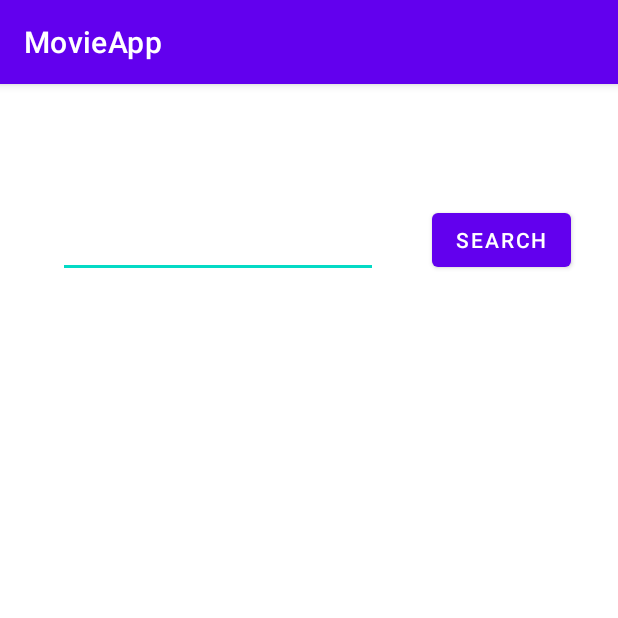
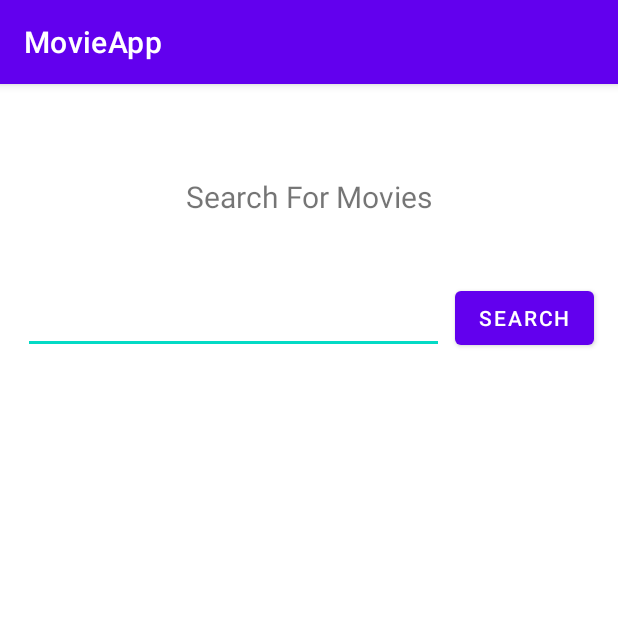
Before and after one commit to NimBuzz01/MovieApp, an Android app: the screen it shows after launch (SearchName), after a tap on "SEARCH", on a phone screen of 412 x 824 dp, the top half of it. Run offline under Robolectric (Android 15) with nearby library versions, the phone set to English and light mode, and no system bars; our stand-ins replace Room's generated code.

Commit message:
update #1.7

```diff
--- a/app/src/main/AndroidManifest.xml
+++ b/app/src/main/AndroidManifest.xml
@@ -21,7 +21,7 @@
             android:name=".SearchMovies"
             android:exported="false" />
         <activity
-            android:name=".AddMovies"
+            android:name=".ViewDB"
             android:exported="false" />
         <activity
             android:name=".MainActivity"
--- a/app/src/main/java/com/example/movieapp/MainActivity.kt
+++ b/app/src/main/java/com/example/movieapp/MainActivity.kt
@@ -20,6 +20,8 @@ class MainActivity : AppCompatActivity() {
     private lateinit var searchActorsBtn: Button
     private lateinit var searchMoviesBtn: Button
     private lateinit var searchBtn: Button
+    private lateinit var viewDBBtn: Button
+
 
     override fun onCreate(savedInstanceState: Bundle?) {
         super.onCreate(savedInstanceState)
@@ -33,6 +35,7 @@ class MainActivity : AppCompatActivity() {
         searchActorsBtn = findViewById(R.id.searchActorsBtn)
         searchMoviesBtn = findViewById(R.id.searchMoviesBtn)
         searchBtn = findViewById(R.id.searchBtn)
+        viewDBBtn = findViewById(R.id.viewDBBtn)
 
         val db = Room.databaseBuilder(
             this, MoviesDatabase::class.java,
@@ -114,11 +117,10 @@ class MainActivity : AppCompatActivity() {
                     editor.apply()
 
                     moviesDao.insertMovies(movie1, movie2, movie3, movie4, movie5)
-                    //val movies: List<Movies> = moviesDao.getAll()
                 }
             }
-            val intent = Intent(this, AddMovies::class.java)
-            startActivity(intent)
+            Toast.makeText(applicationContext,"Movies from json Added!",Toast.LENGTH_SHORT).show()
+
         }
         searchMoviesBtn.setOnClickListener{
             val intent = Intent(this, SearchMovies::class.java)
@@ -132,6 +134,11 @@ class MainActivity : AppCompatActivity() {
             val intent = Intent(this, SearchName::class.java)
             startActivity(intent)
         }
+        viewDBBtn.setOnClickListener {
+            val intent = Intent(this, ViewDB::class.java)
+            startActivity(intent)
+        }
+
 
     }
 }
--- a/app/src/main/java/com/example/movieapp/SearchMovies.kt
+++ b/app/src/main/java/com/example/movieapp/SearchMovies.kt
@@ -6,6 +6,7 @@ import android.os.Bundle
 import android.widget.Button
 import android.widget.EditText
 import android.widget.TextView
+import android.widget.Toast
 import androidx.room.Room
 import kotlinx.coroutines.Dispatchers
 import kotlinx.coroutines.launch
@@ -113,6 +114,7 @@ class SearchMovies : AppCompatActivity() {
                     }
                 }
             }
+            Toast.makeText(applicationContext,"Movie Added to DB!",Toast.LENGTH_SHORT).show()
         }
 
     }
--- a/app/src/main/java/com/example/movieapp/AddMovies.kt
+++ b/app/src/main/java/com/example/movieapp/ViewDB.kt
@@ -2,19 +2,18 @@ package com.example.movieapp
 
 import androidx.appcompat.app.AppCompatActivity
 import android.os.Bundle
-import android.widget.Button
 import android.widget.TextView
 import androidx.room.Room
 import kotlinx.coroutines.launch
 import kotlinx.coroutines.runBlocking
 
-class AddMovies : AppCompatActivity() {
+class ViewDB : AppCompatActivity() {
 
     private lateinit var table: TextView
 
     override fun onCreate(savedInstanceState: Bundle?) {
         super.onCreate(savedInstanceState)
-        setContentView(R.layout.activity_add_movies)
+        setContentView(R.layout.activity_view_db)
 
         table = findViewById(R.id.table)
 
--- a/app/src/main/res/layout/activity_search_name.xml
+++ b/app/src/main/res/layout/activity_search_name.xml
@@ -4,48 +4,58 @@
     xmlns:tools="http://schemas.android.com/tools"
     android:layout_width="match_parent"
     android:layout_height="match_parent"
-    tools:ignore="LabelFor"
-    tools:context=".SearchName">
+    tools:context=".SearchName"
+    tools:ignore="LabelFor">
 
     <Button
         android:id="@+id/nameBtn"
         android:layout_width="wrap_content"
         android:layout_height="wrap_content"
-        android:layout_marginTop="78dp"
-        android:layout_marginBottom="35dp"
+        android:layout_marginEnd="16dp"
+        android:layout_marginBottom="26dp"
         android:text="@string/searchName"
         app:layout_constraintBottom_toTopOf="@+id/nameTv"
         app:layout_constraintEnd_toEndOf="parent"
         app:layout_constraintStart_toEndOf="@+id/getName"
-        app:layout_constraintTop_toTopOf="parent" />
+        app:layout_constraintTop_toBottomOf="@+id/nameHeading" />
 
     <EditText
         android:id="@+id/getName"
-        android:layout_width="wrap_content"
+        android:layout_width="0dp"
         android:layout_height="wrap_content"
-        android:layout_marginStart="7dp"
-        android:layout_marginTop="81dp"
-        android:layout_marginEnd="5dp"
-        android:layout_marginBottom="35dp"
+        android:layout_marginStart="15dp"
+        android:layout_marginEnd="7dp"
+        android:autofillHints=""
         android:ems="10"
         android:inputType="textPersonName"
         android:minHeight="48dp"
-        app:layout_constraintBottom_toTopOf="@+id/nameTv"
         app:layout_constraintEnd_toStartOf="@+id/nameBtn"
         app:layout_constraintStart_toStartOf="parent"
-        app:layout_constraintTop_toTopOf="parent"
-        tools:ignore="SpeakableTextPresentCheck"
-        android:autofillHints="" />
+        app:layout_constraintTop_toTopOf="@+id/nameBtn"
+        tools:ignore="SpeakableTextPresentCheck" />
 
     <TextView
         android:id="@+id/nameTv"
         android:layout_width="0dp"
         android:layout_height="0dp"
-        android:layout_marginStart="37dp"
-        android:layout_marginEnd="37dp"
+        android:layout_marginStart="14dp"
+        android:layout_marginEnd="14dp"
         android:layout_marginBottom="46dp"
         app:layout_constraintBottom_toBottomOf="parent"
         app:layout_constraintEnd_toEndOf="parent"
         app:layout_constraintStart_toStartOf="parent"
-        app:layout_constraintTop_toBottomOf="@+id/getName" />
+        app:layout_constraintTop_toBottomOf="@+id/nameBtn" />
+
+    <TextView
+        android:id="@+id/nameHeading"
+        android:layout_width="wrap_content"
+        android:layout_height="wrap_content"
+        android:layout_marginTop="61dp"
+        android:layout_marginEnd="7dp"
+        android:layout_marginBottom="43dp"
+        android:text="@string/search_for_name"
+        android:textSize="20sp"
+        app:layout_constraintBottom_toTopOf="@+id/nameBtn"
+        app:layout_constraintEnd_toEndOf="@+id/getName"
+        app:layout_constraintTop_toTopOf="parent" />
 </androidx.constraintlayout.widget.ConstraintLayout>
--- a/app/src/main/res/values/strings.xml
+++ b/app/src/main/res/values/strings.xml
@@ -7,10 +7,12 @@
     <string name="search_for_actor">Search for Actor</string>
     <string name="search_for_movie">Search for Movie</string>
     <string name="movies_in_db">Movies in DB</string>
-    <string name="search">Search</string>
+    <string name="search">Retrieve</string>
     <string name="add_to_db">Add to DB</string>
     <string name="searchA">Search</string>
     <string name="add_to_dbA">Add to DB</string>
     <string name="searchAdd">Search</string>
     <string name="searchName">Search</string>
+    <string name="view_db">View DB</string>
+    <string name="search_for_name">Search For Movies</string>
 </resources>
```
Also changed, not shown: app/src/main/java/com/example/movieapp/SearchActors.kt (+40 -0 lines), app/src/main/res/layout/activity_main.xml (+15 -3 lines), app/src/main/res/layout/activity_search_actors.xml (+12 -23 lines), app/src/main/res/layout/activity_view_db.xml (renamed from app/src/main/res/layout/activity_add_movies.xml, +4 -4 lines).
